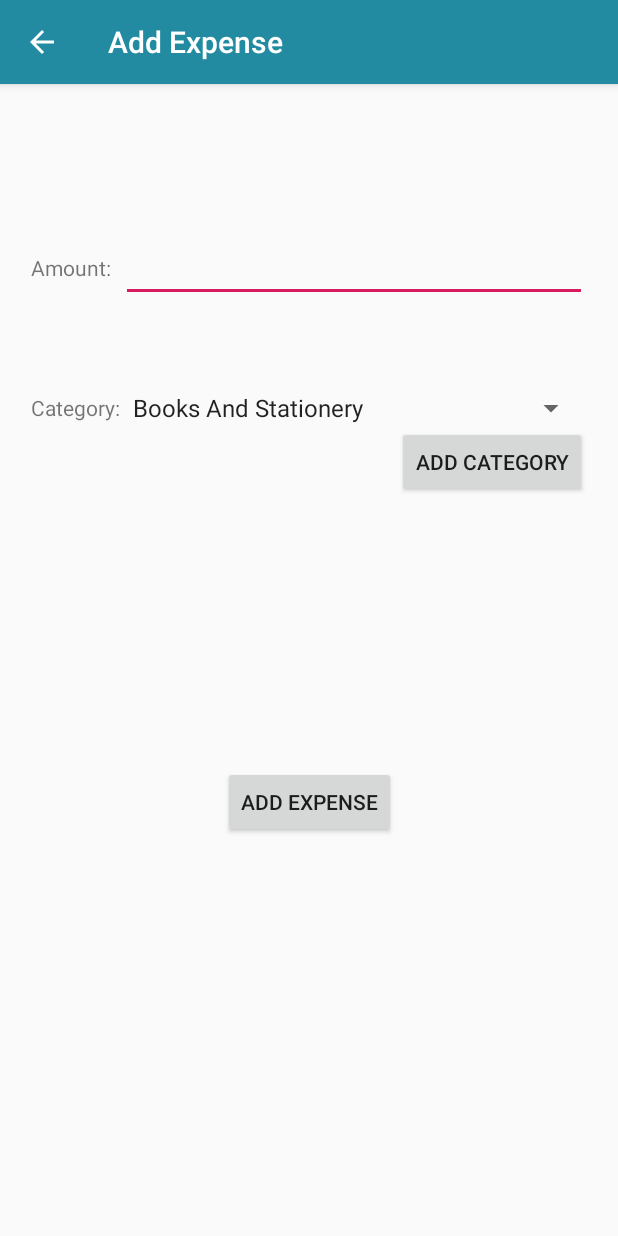
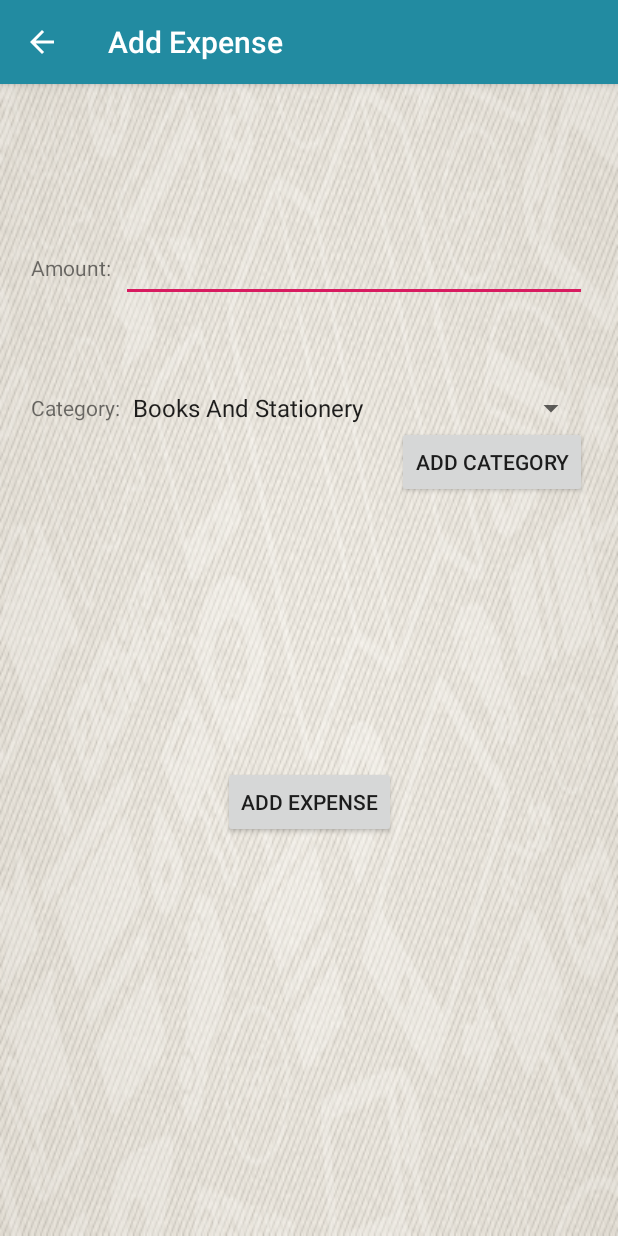
Before and after one commit to TheAkash2002/BudgetManager, an Android app: the ActivityAddExpense screen opened directly, with no data from a screen before it, on a phone screen of 412 x 824 dp. Run offline under Robolectric (Android 15) with nearby library versions, the phone set to English and light mode, and no system bars; our stand-ins replace ButterKnife.

Commit message:
Changed Color Scheme

```diff
--- a/app/src/main/res/layout/add_expense.xml
+++ b/app/src/main/res/layout/add_expense.xml
@@ -3,7 +3,8 @@
     xmlns:app="http://schemas.android.com/apk/res-auto"
     xmlns:tools="http://schemas.android.com/tools"
     android:layout_width="match_parent"
-    android:layout_height="match_parent">
+    android:layout_height="match_parent"
+    android:background="@mipmap/background">
 
     <TextView
         android:id="@+id/textViewAmount"
```
